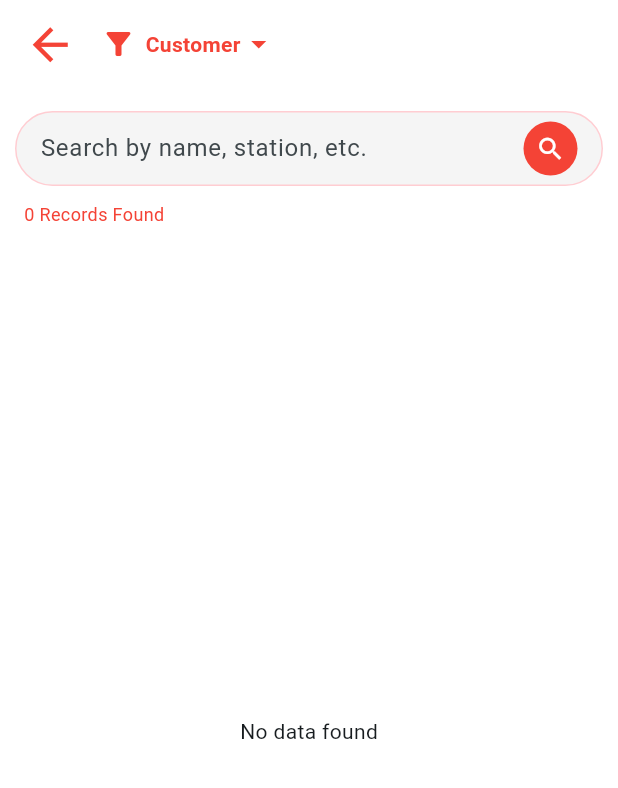
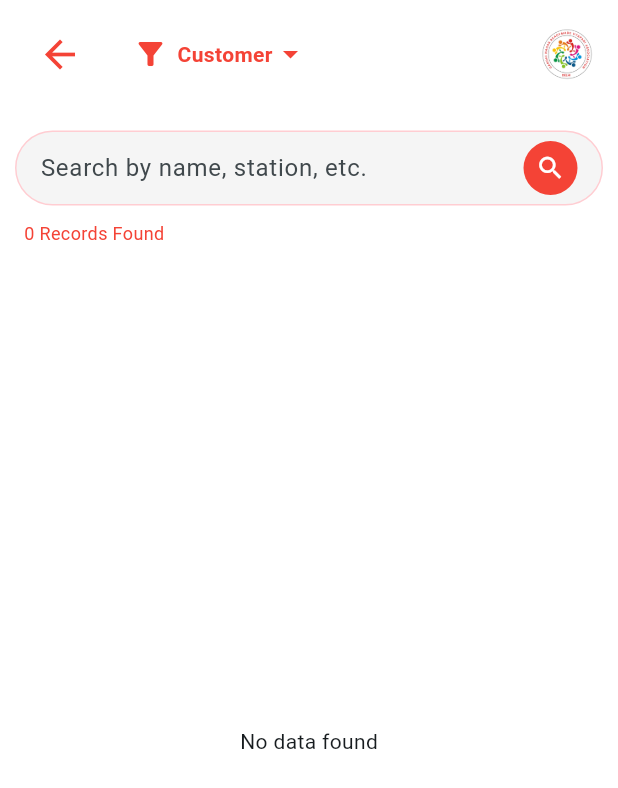
Before and after one commit to rahulsybertech/AssociationApp, a Flutter app: the homeScreen screen opened by its route, after a tap on "Honhar khiladi", on a phone screen of 412 x 824 dp. Shown: the top 788 px of the screen. Run offline on Flutter 3.47's test engine with Material 3 defaults, Android fonts, the light colour scheme and no system bars; our stand-ins replace device_info_plus, dio, dotted_border, dropdown_search, get, get_storage and 5 more; missing offline and left inert: dart:ffi, file_selector; accounts and stored records are empty; network calls fail.

Commit message:
keybord issue solve

```diff
--- a/lib/controllers/BannerScreenController.dart
+++ b/lib/controllers/BannerScreenController.dart
@@ -51,7 +51,9 @@ class BannerScreenController extends GetxController {
       id.value="0";
       getBannerList();
       isUploading.value = false;
-      if (model != null) {
+      controller.getBannerList();
+      showSnackBar("Record Save Successfully!!");
+    /*  if (model != null) {
         controller.getBannerList();
         showSnackBar(model.message);
 
@@ -62,7 +64,7 @@ class BannerScreenController extends GetxController {
           titleText: 'Success',
         );
 
-      }
+      }*/
     } catch (e) {
       isDataLoading.value = false;
       isUploading.value = false;
--- a/lib/controllers/HomeController.dart
+++ b/lib/controllers/HomeController.dart
@@ -28,7 +28,14 @@ class HomeController extends GetxController {
   void onInit() {
     super.onInit();
     pageController = PageController();
+
     getBannerList();
+  }
+  @override
+  void onReady() {
+    super.onReady();
+    // 👇 Called every time the screen becomes visible again
+    getBannerList(); // 🔁 Refresh on back
   }
   Future<void> getBannerList() async {
     isDataLoading.value = true;
@@ -76,7 +83,6 @@ class HomeController extends GetxController {
 
   Future<void> logOutParam() async {
     isDataLoading.value = true;
-
     final APIService apiService = APIService();
     final box = GetStorage();
     String? token = box.read('token');
--- a/lib/controllers/HonharKhiladiController.dart
+++ b/lib/controllers/HonharKhiladiController.dart
@@ -25,6 +25,7 @@ import 'categoryController.dart';
 
 class Honharkhiladicontroller extends GetxController {
   var isDataLoading = false.obs;
+  var isInitialLoadComplete = false.obs;
   var pdtUrl = 'Customer'.obs;
   var xmlUrl = 'Customer'.obs;
   var screen = 'Honhar'.obs;
@@ -60,7 +61,6 @@ class Honharkhiladicontroller extends GetxController {
 
   Future<void> getList(String type) async {
     isDataLoading.value = true;
-
     final APIService apiService = APIService();
     final box = GetStorage();
     String? token = box.read('token');
@@ -74,9 +74,11 @@ class Honharkhiladicontroller extends GetxController {
       isDataLoading.value = false;
 
       if (mcqs != null && mcqs.isNotEmpty) {
+
         honharList.value = mcqs.map((e) => Honharlist.fromJson(e)).toList();
         filteredList.value = honharList; // 👈 Initialize filtered list
       } else {
+        isInitialLoadComplete.value = true;
         honharList.clear(); // optional: clear if no data
         filteredList.clear();
       //  showSnackBar('No records found.');
--- a/lib/screen/homeScreen.dart
+++ b/lib/screen/homeScreen.dart
@@ -46,7 +46,7 @@ class homeScreen extends StatelessWidget {
  /*     {"icon": "assets/icons/accounts.png", "label": "Add Accounts"},
       {"icon": "assets/icons/bad.png", "label": "Dispute Details"},
       {"icon": "assets/icons/bad.png", "label": "Update Banners"},
-      {"icon": "assets/icons/accounts.png", "label": "All Accounts"},*/
+      {"icon": "assets/icons/accounts.png", "label": "All ouAccnts"},*/
     ];
 
     final size = MediaQuery.of(context).size;
@@ -56,12 +56,12 @@ class homeScreen extends StatelessWidget {
       appBar: AppBar(
         elevation: 0,
         backgroundColor: Colors.white,
-        leading: IconButton(
+       /* leading: IconButton(
           icon: const Icon(Icons.arrow_back, color: Colors.black),
           onPressed: () {
             SystemNavigator.pop();
           },
-        ),
+        ),*/
         title: Image.asset(
           'assets/icons/app_icon.png',
           width: 40,
--- a/lib/screen/honharKhiladiScreen.dart
+++ b/lib/screen/honharKhiladiScreen.dart
@@ -39,28 +39,21 @@ class honharKhiladiScreen extends StatelessWidget {
           children: [
             /// Custom App Bar
             Padding(
-              padding: const EdgeInsets.all(0.0),
-              child: Column(
-                crossAxisAlignment: CrossAxisAlignment.start,
+              padding: const EdgeInsets.symmetric(horizontal: 16.0, vertical: 12.0),
+              child: controller.screen == 'Honhar'
+                  ? Row(
                 children: [
-                  Row(
-                    children: [
-                      if (controller.screen == 'Honhar') ...[
-                        Padding(
-                          padding: const EdgeInsets.symmetric(horizontal: 16.0, vertical: 12.0),
-                          child: Row(
-                            mainAxisAlignment: MainAxisAlignment.spaceBetween,
-                            children: [
-                              /// 🔙 Back Icon
-                              GestureDetector(
-                                onTap: () => Get.back(),
-                                child: const Icon(Icons.arrow_back, color: Colors.red,size: 35,),
-
+                  /// 🔙 Back Button (Left)
+                  IconButton(
+                    icon: const Icon(Icons.arrow_back, color: Colors.red, size: 30),
+                    onPressed: () => Get.back(),
+                    splashRadius: 24, // Optional: controls ripple size
                   ),
 
-                              /// 🔽 Dropdown Filter
-                              Padding(
-                                padding: const EdgeInsets.only(left: 16.0), // 👈 Add start margin here
+
+                  /// 🔽 Dropdown Filter (Center)
+                  Expanded(
+                    child: Center(
                       child: Obx(() => PopupMenuButton<String>(
                         onSelected: (value) {
                           selectedFilter.value = value;
@@ -76,6 +69,7 @@ class honharKhiladiScreen extends StatelessWidget {
                           PopupMenuItem(value: "Supplier", child: Text("Supplier")),
                         ],
                         child: Row(
+                          mainAxisSize: MainAxisSize.min,
                           children: [
                             const Icon(Icons.filter_alt, color: Colors.red),
                             const SizedBox(width: 6),
@@ -91,36 +85,62 @@ class honharKhiladiScreen extends StatelessWidget {
                         ),
                       )),
                     ),
+                  ),
 
-                            ],
+                  /// 🛠 App Icon (Right)
+                  Expanded(
+                    child: Align(
+                      alignment: Alignment.centerRight,
+                      child: Image.asset(
+                        'assets/icons/app_icon.png',
+                        width: 36,
+                        height: 36,
+                        fit: BoxFit.cover,
                       ),
                     ),
-                      ]
+                  ),
+                ],
+              )
+                  : Row(
+                mainAxisAlignment: MainAxisAlignment.spaceBetween,
+                  children: [
+                    /// Left - Back Button
+                    const Expanded(
+                      child: Align(
+                        alignment: Alignment.centerLeft,
+                        child: BackButton(color: Colors.black),
+                      ),
+                    ),
 
-                      /// For All Accounts
-                      else if (controller.screen == 'All Accounts') ...[
-                        Padding(
-                          padding: const EdgeInsets.symmetric(horizontal: 16.0, vertical: 12.0),
-                          child: Row(
-                            mainAxisAlignment: MainAxisAlignment.spaceBetween,
-                            children: const [
-                              BackButton(color: Colors.black),
-                              Text(
+                    /// Center - Title
+                    const Expanded(
+                      child: Center(
+                        child: Text(
                           'All Accounts',
                           style: TextStyle(
                             fontSize: 18,
                             fontWeight: FontWeight.bold,
                           ),
                         ),
-                            ],
+                      ),
+                    ),
+
+                    /// Right - App Icon
+                    Expanded(
+                      child: Align(
+                        alignment: Alignment.centerRight,
+                        child: Image.asset(
+                          'assets/icons/app_icon.png',
+                          width: 36,
+                          height: 36,
+                          fit: BoxFit.cover,
+                        ),
                       ),
                     ),
                   ],
 
-
-                    ],
               ),
-
+            ),
             const SizedBox(height: 5),
             Container(
               height: 50,
@@ -156,12 +176,11 @@ class honharKhiladiScreen extends StatelessWidget {
               ),
             ),
             Padding(
-                    padding: const EdgeInsets.only(left: 16.0,right: 16),
+              padding: const EdgeInsets.symmetric(horizontal: 16.0), // ⬅️ Add left & right padding here
               child: Row(
                 mainAxisAlignment: MainAxisAlignment.spaceBetween,
-                      crossAxisAlignment: CrossAxisAlignment.center,
                 children: [
-                        // Left: Records found
+                  /// Left: Record Count
                   Obx(() => Text(
                     "${controller.filteredList.length} Records Found",
                     style: const TextStyle(
@@ -170,13 +189,13 @@ class honharKhiladiScreen extends StatelessWidget {
                     ),
                   )),
 
-                        // Right: Clickable image to open PDF
-                        if(controller.screen=='Honhar')
-                          if(controller.filteredList.length>0)
-                        Row(
+                  /// Right: PDF/XML Buttons (reactive)
+                  Obx(() {
+                    if (controller.screen == 'Honhar' && controller.filteredList.isNotEmpty) {
+                      return Row(
                         mainAxisSize: MainAxisSize.min,
                         children: [
-                            // PDF Icon with tap
+                          /// PDF Icon
                           GestureDetector(
                             onTap: controller.downloadAndOpenPdf,
                             child: Column(
@@ -188,18 +207,15 @@ class honharKhiladiScreen extends StatelessWidget {
                                   color: Colors.red,
                                 ),
                                 const SizedBox(height: 4),
-                                  const Text(
-                                    'PDF',
-                                    style: TextStyle(fontSize: 12, color: Colors.black),
-                                  ),
+                                const Text('PDF', style: TextStyle(fontSize: 12, color: Colors.black)),
                               ],
                             ),
                           ),
-                            const SizedBox(width: 20), // spacing between PDF and XML
+                          const SizedBox(width: 20),
 
-                            // XML Icon with tap
+                          /// XML Icon
                           GestureDetector(
-                              onTap: controller.downloadAndOpenXml, // define this in your controller
+                            onTap: controller.downloadAndOpenXml,
                             child: Column(
                               children: [
                                 Image.asset(
@@ -209,20 +225,16 @@ class honharKhiladiScreen extends StatelessWidget {
                                   color: Colors.red,
                                 ),
                                 const SizedBox(height: 4),
-                                  const Text(
-                                    'XML',
-                                    style: TextStyle(fontSize: 12, color: Colors.black),
-                                  ),
+                                const Text('XML', style: TextStyle(fontSize: 12, color: Colors.black)),
                               ],
                             ),
                           ),
                         ],
-                        ),
-
-                      ],
-                    ),
-                  )
-
+                      );
+                    } else {
+                      return const SizedBox(); // If no icons needed, return empty widget
+                    }
+                  }),
                 ],
               ),
             ),
@@ -234,7 +246,7 @@ class honharKhiladiScreen extends StatelessWidget {
                   return const Center(child: CircularProgressIndicator());
                 }
 
-                if (controller.filteredList.isEmpty) {
+                if (controller.isInitialLoadComplete.value && controller.filteredList.isEmpty) {
                   return const Center(child: Text('No data found'));
                 }
 
--- a/pubspec.yaml
+++ b/pubspec.yaml
@@ -117,4 +117,4 @@ flutter:
 flutter_icons:
   android: true
   ios: true
-  image_path: "assets/icons/app_icon.png"
+  image_path: "assets/icons/img_1.png"
```
Also changed, not shown: lib/controllers/DisputeController.dart (+15 -11 lines), lib/controllers/RegisterAccountController.dart (+10 -5 lines), lib/screen/DisputeDetailsScreen.dart (+28 -13 lines), lib/screen/RegisterAccountScreen.dart (+24 -6 lines), lib/screen/loginScreen.dart (+6 -2 lines), assets/icons/app_icon_new.png (added), assets/icons/img.png (added), assets/icons/img_1.png (added), 7 other files. Lines whose indentation alone changed are shown as unchanged.
